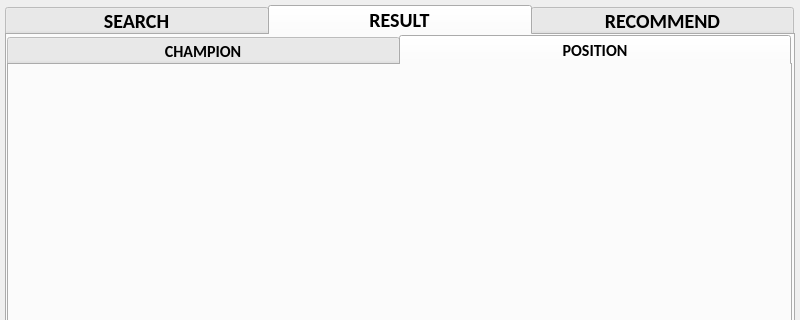
Before: the Qt Designer form MISSION 2/pre_GUI.ui in hello9721/Python_practice, drawn with Qt 5; both pictures show x 0 to 800 and y 0 to 320 of the 800 by 700 pixel window.
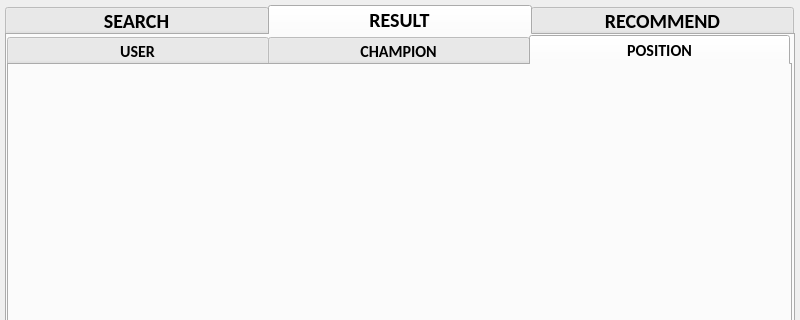
After: the same form once the commit is applied. The open tabs and pages were chosen to show the change. Icons and pictures are not drawn.

What changed in the file:
```diff
--- a/MISSION 2/pre_GUI.ui
+++ b/MISSION 2/pre_GUI.ui
@@ -159,11 +159,16 @@
        </font>
       </property>
       <property name="styleSheet">
-       <string notr="true">QTabBar::tab { height: 30px; width: 392px; }</string>
+       <string notr="true">QTabBar::tab { height: 30px; width: 261px; }</string>
       </property>
       <property name="currentIndex">
        <number>1</number>
       </property>
+      <widget class="QWidget" name="re__user">
+       <attribute name="title">
+        <string>USER</string>
+       </attribute>
+      </widget>
       <widget class="QWidget" name="re__cham">
        <attribute name="title">
         <string>CHAMPION</string>
```
Left out of the diff: 10 changed lines with no effect on the pictures.
